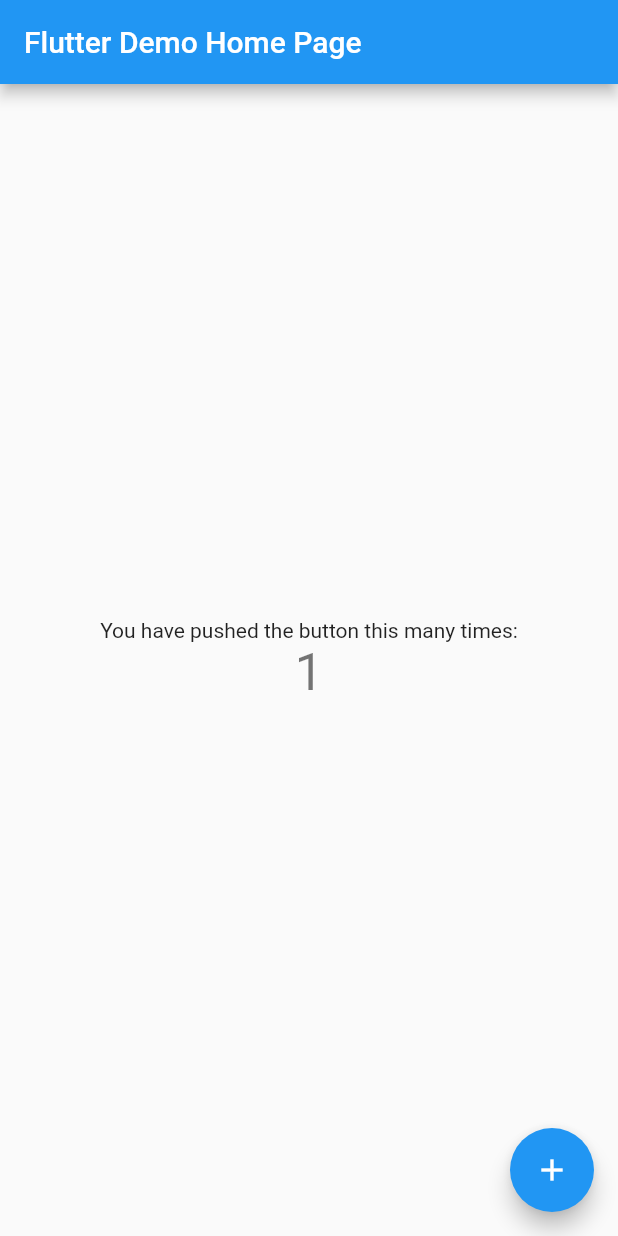
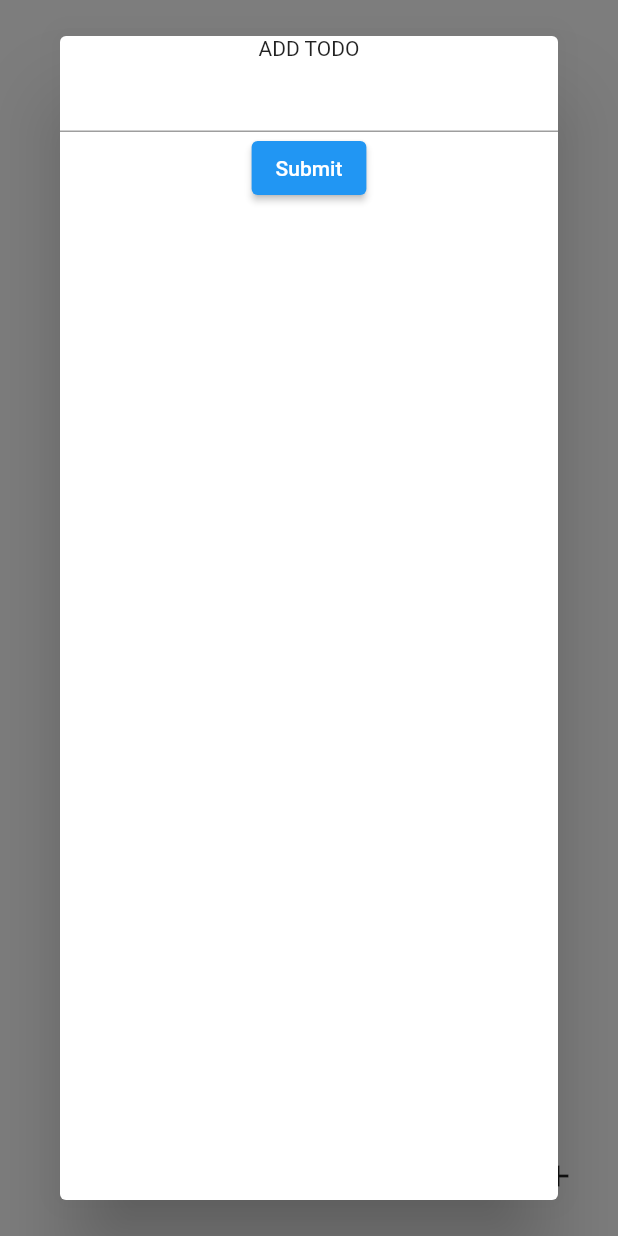
Before and after one commit to KalimaPz/integration_test_workshop, a Flutter app: the screen it shows after launch, after a tap on the "add" icon, on a phone screen of 412 x 824 dp. Run offline on Flutter 3.47's test engine with Material 2 defaults, Android fonts, the phone set to English and light mode, and no system bars.

Commit message:
mvc arch

```diff
--- a/lib/main.dart
+++ b/lib/main.dart
@@ -1,4 +1,5 @@
 import 'package:flutter/material.dart';
+import 'package:integration_test_workshop/src/todo/todo_view.dart';
 
 void main() {
   runApp(const MyApp());
@@ -7,109 +8,14 @@
 class MyApp extends StatelessWidget {
   const MyApp({super.key});
 
-  // This widget is the root of your application.
   @override
   Widget build(BuildContext context) {
     return MaterialApp(
       title: 'Flutter Demo',
       theme: ThemeData(
-        // This is the theme of your application.
-        //
-        // Try running your application with "flutter run". You'll see the
-        // application has a blue toolbar. Then, without quitting the app, try
-        // changing the primarySwatch below to Colors.green and then invoke
-        // "hot reload" (press "r" in the console where you ran "flutter run",
-        // or simply save your changes to "hot reload" in a Flutter IDE).
-        // Notice that the counter didn't reset back to zero; the application
-        // is not restarted.
         primarySwatch: Colors.blue,
       ),
-      home: const MyHomePage(title: 'Flutter Demo Home Page'),
+      home: const TodoView(),
     );
   }
 }
-
-class MyHomePage extends StatefulWidget {
-  const MyHomePage({super.key, required this.title});
-
-  // This widget is the home page of your application. It is stateful, meaning
-  // that it has a State object (defined below) that contains fields that affect
-  // how it looks.
-
-  // This class is the configuration for the state. It holds the values (in this
-  // case the title) provided by the parent (in this case the App widget) and
-  // used by the build method of the State. Fields in a Widget subclass are
-  // always marked "final".
-
-  final String title;
-
-  @override
-  State<MyHomePage> createState() => _MyHomePageState();
-}
-
-class _MyHomePageState extends State<MyHomePage> {
-  int _counter = 0;
-
-  void _incrementCounter() {
-    setState(() {
-      // This call to setState tells the Flutter framework that something has
-      // changed in this State, which causes it to rerun the build method below
-      // so that the display can reflect the updated values. If we changed
-      // _counter without calling setState(), then the build method would not be
-      // called again, and so nothing would appear to happen.
-      _counter++;
-    });
-  }
-
-  @override
-  Widget build(BuildContext context) {
-    // This method is rerun every time setState is called, for instance as done
-    // by the _incrementCounter method above.
-    //
-    // The Flutter framework has been optimized to make rerunning build methods
-    // fast, so that you can just rebuild anything that needs updating rather
-    // than having to individually change instances of widgets.
-    return Scaffold(
-      appBar: AppBar(
-        // Here we take the value from the MyHomePage object that was created by
-        // the App.build method, and use it to set our appbar title.
-        title: Text(widget.title),
-      ),
-      body: Center(
-        // Center is a layout widget. It takes a single child and positions it
-        // in the middle of the parent.
-        child: Column(
-          // Column is also a layout widget. It takes a list of children and
-          // arranges them vertically. By default, it sizes itself to fit its
-          // children horizontally, and tries to be as tall as its parent.
-          //
-          // Invoke "debug painting" (press "p" in the console, choose the
-          // "Toggle Debug Paint" action from the Flutter Inspector in Android
-          // Studio, or the "Toggle Debug Paint" command in Visual Studio Code)
-          // to see the wireframe for each widget.
-          //
-          // Column has various properties to control how it sizes itself and
-          // how it positions its children. Here we use mainAxisAlignment to
-          // center the children vertically; the main axis here is the vertical
-          // axis because Columns are vertical (the cross axis would be
-          // horizontal).
-          mainAxisAlignment: MainAxisAlignment.center,
-          children: <Widget>[
-            const Text(
-              'You have pushed the button this many times:',
-            ),
-            Text(
-              '$_counter',
-              style: Theme.of(context).textTheme.headlineMedium,
-            ),
-          ],
-        ),
-      ),
-      floatingActionButton: FloatingActionButton(
-        onPressed: _incrementCounter,
-        tooltip: 'Increment',
-        child: const Icon(Icons.add),
-      ), // This trailing comma makes auto-formatting nicer for build methods.
-    );
-  }
-}
--- /dev/null
+++ b/lib/src/todo/todo_controller.dart
@@ -0,0 +1,21 @@
+import 'package:flutter/material.dart';
+import 'package:integration_test_workshop/src/todo/todo_model.dart';
+
+class TodoController extends ChangeNotifier {
+  final List<Todo> _todos = [];
+  List<Todo> get todos => _todos;
+  void addTodo(Todo todo) {
+    _todos.add(todo);
+    notifyListeners();
+  }
+
+  void updateTodoStatus(int index, bool status) {
+    _todos[index].isDone = status;
+    notifyListeners();
+  }
+
+  void remove(int index) {
+    _todos.removeAt(index);
+    notifyListeners();
+  }
+}
--- /dev/null
+++ b/lib/src/todo/todo_model.dart
@@ -0,0 +1,5 @@
+class Todo {
+  String title;
+  bool isDone;
+  Todo({required this.title, this.isDone = false});
+}
--- /dev/null
+++ b/lib/src/todo/todo_view.dart
@@ -0,0 +1,106 @@
+import 'package:flutter/material.dart';
+import 'package:integration_test_workshop/src/todo/todo_controller.dart';
+import 'package:integration_test_workshop/src/todo/todo_model.dart';
+import 'package:provider/provider.dart';
+
+class TodoTile extends StatelessWidget {
+  final Todo todo;
+  final VoidCallback? onTapIcon;
+  final VoidCallback? onTapRemove;
+
+  const TodoTile(
+      {super.key, required this.todo, this.onTapIcon, this.onTapRemove});
+
+  @override
+  Widget build(BuildContext context) {
+    return ListTile(
+      leading: InkWell(
+        onTap: onTapIcon,
+        child: todo.isDone
+            ? const Icon(Icons.check, color: Colors.green)
+            : const Icon(Icons.close, color: Colors.red),
+      ),
+      title: Text(todo.title),
+      trailing: InkWell(
+        onTap: onTapRemove,
+        child: const Icon(
+          Icons.remove_circle,
+          color: Colors.red,
+        ),
+      ),
+    );
+  }
+}
+
+class TodoView extends StatelessWidget {
+  const TodoView({super.key});
+
+  void showAddTodoDialog(BuildContext context) {
+    final controller = Provider.of<TodoController>(context, listen: false);
+    final TextEditingController textField = TextEditingController();
+    showGeneralDialog(
+      context: context,
+      barrierDismissible: true,
+      barrierLabel: "",
+      pageBuilder: (context, animation, secondaryAnimation) {
+        return Dialog(
+          child: SizedBox(
+            child: Column(
+              children: [
+                const Text("ADD TODO"),
+                TextFormField(
+                  key: const Key('title'),
+                  controller: textField,
+                ),
+                ElevatedButton(
+                    onPressed: () {
+                      controller.addTodo(Todo(title: textField.text));
+                      Navigator.pop(context);
+
+                      showDialog(
+                        context: context,
+                        builder: (context) => Dialog(
+                          child: Text('Done!'),
+                        ),
+                      );
+                    },
+                    child: const Text('Submit'))
+              ],
+            ),
+          ),
+        );
+      },
+    );
+  }
+
+  @override
+  Widget build(BuildContext context) {
+    return ChangeNotifierProvider(
+      create: (_) => TodoController(),
+      child: Consumer<TodoController>(builder: (context, con, child) {
+        return Scaffold(
+          floatingActionButton: IconButton(
+              icon: const Icon(Icons.add),
+              onPressed: () => showAddTodoDialog(context)),
+          body: Column(
+            children: [
+              Flexible(
+                child: ListView.builder(
+                  itemCount: con.todos.length,
+                  itemBuilder: (context, index) {
+                    return TodoTile(
+                      todo: con.todos[index],
+                      onTapIcon: () =>
+                          con.updateTodoStatus(index, !con.todos[index].isDone),
+                      onTapRemove: () => con.remove(index),
+                    );
+                  },
+                ),
+              )
+            ],
+          ),
+        );
+      }),
+    );
+  }
+}
--- a/pubspec.yaml
+++ b/pubspec.yaml
@@ -35,6 +35,7 @@
   # The following adds the Cupertino Icons font to your application.
   # Use with the CupertinoIcons class for iOS style icons.
   cupertino_icons: ^1.0.2
+  provider: ^6.0.5
 
 dev_dependencies:
   flutter_test:
```
Also changed, not shown: pubspec.lock, 4 other files.
